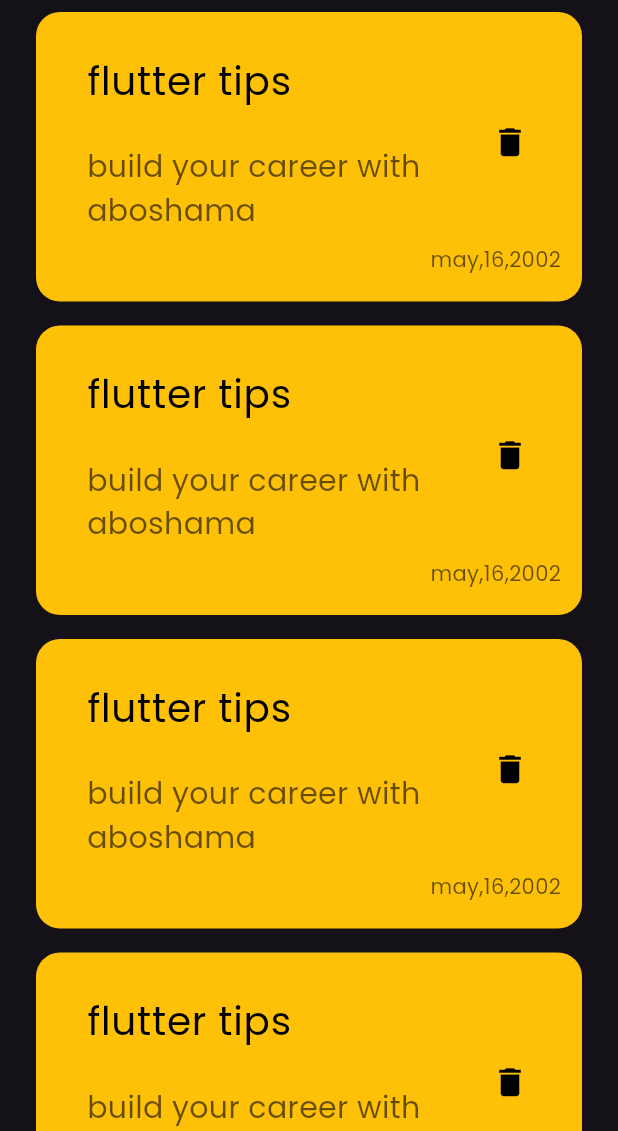
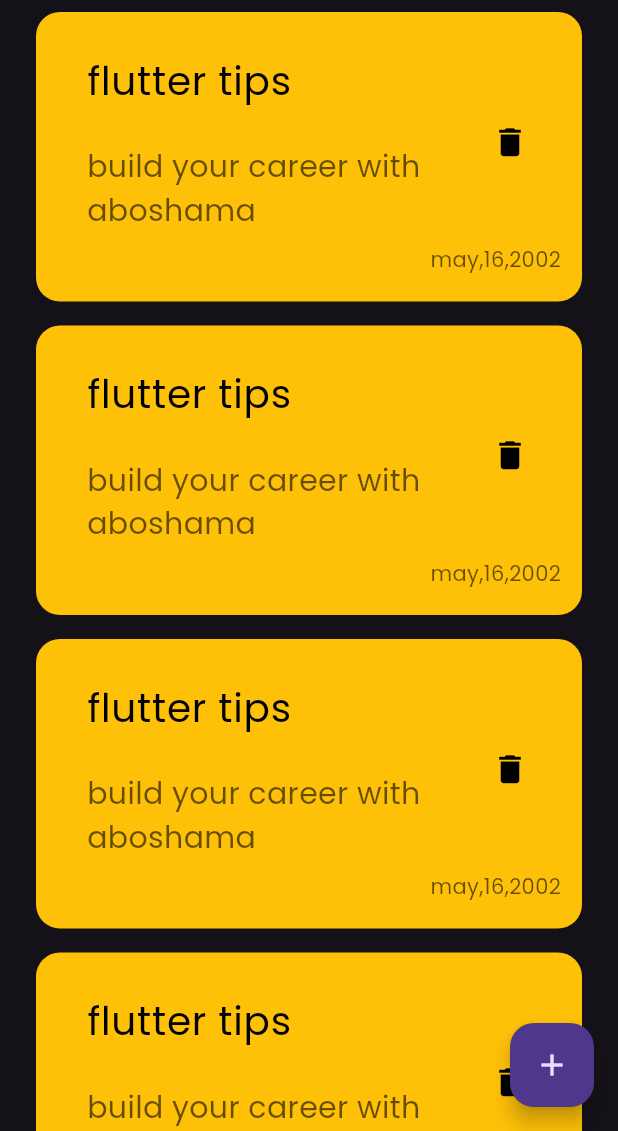
Before and after one commit to Abdelrahman22aboshama/notes_app, a Flutter app: the screen it shows after launch, on a phone screen of 412 x 824 dp, the part 105-1236 px from its top. Run offline on Flutter 3.47's test engine with Material 3 defaults, Android fonts, the phone set to English and light mode, and no system bars.

Commit message:
floating action point

```diff
--- a/lib/views/notes_view.dart
+++ b/lib/views/notes_view.dart
@@ -8,8 +8,9 @@ class NotesView extends StatelessWidget {
   @override
   Widget build(BuildContext context) {
     return  Scaffold(
+      floatingActionButton: FloatingActionButton(onPressed: (){},child: const Icon(Icons.add),),
 
-      body: NotesViewBody(),
+      body: const NotesViewBody(),
     );
   }
 }
--- a/lib/widgets/notes_view_body.dart
+++ b/lib/widgets/notes_view_body.dart
@@ -1,6 +1,5 @@
 import 'package:flutter/cupertino.dart';
 import 'package:notes_app/widgets/custom_app_bar.dart';
-import 'package:notes_app/widgets/note_item.dart';
 import 'package:notes_app/widgets/notes_listview.dart';
 
 class NotesViewBody extends StatelessWidget {
```
